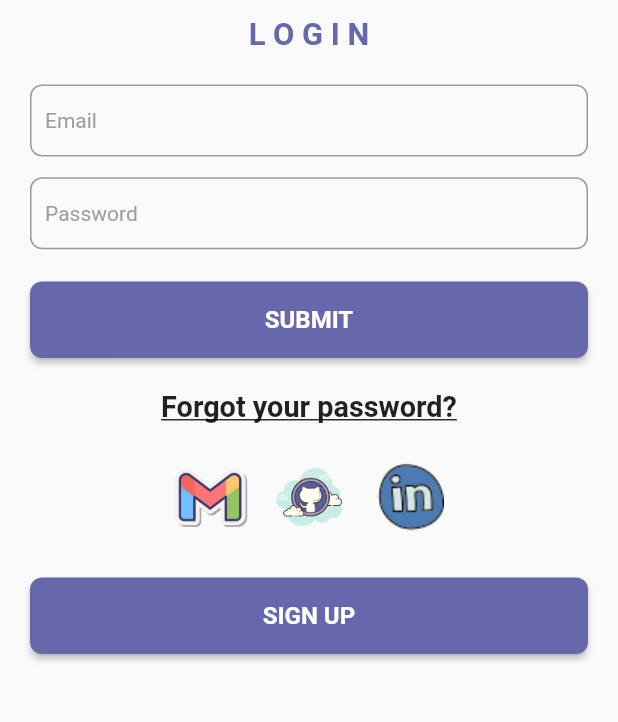
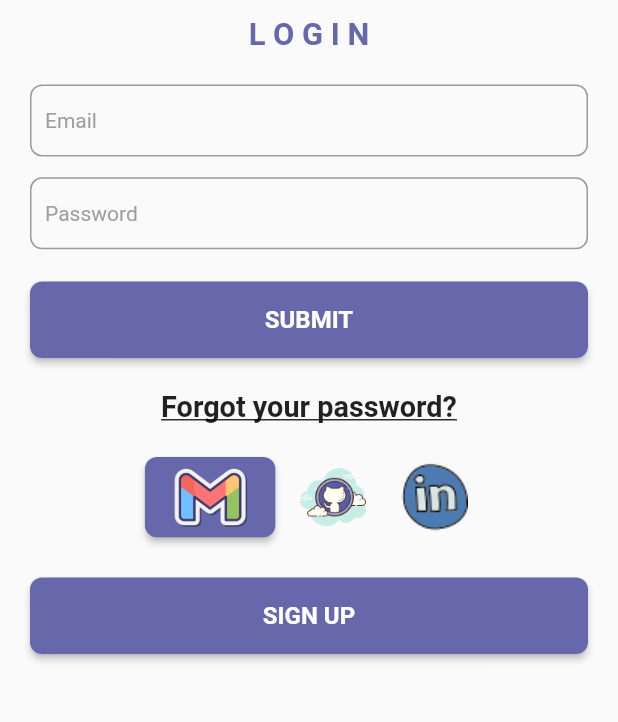
Before and after one commit to nnaaaa/DisneyChatApp, a Flutter app: the screen it shows after launch, after a tap on "LOGIN", on a phone screen of 412 x 824 dp, the part 392-1114 px from its top. Run offline on Flutter 3.47's test engine with Material 2 defaults, Android fonts, the phone set to English and light mode, and no system bars; our stand-ins replace device_preview, dio, flutter_hooks, form_validator, get, google_sign_in and 2 more; missing offline and left inert: flutter_redux_hooks, redux_toolkit; network calls fail; Roboto replaces fonts that are missing (Poppins).

Commit message:
#9 - google auth

```diff
--- /dev/null
+++ b/lib/screens/authenticate/login/google.dart
@@ -0,0 +1,35 @@
+import 'package:disneymobile/styles/responsive.dart';
+import 'package:flutter/cupertino.dart';
+import 'package:flutter/material.dart';
+import 'package:flutter/src/foundation/key.dart';
+import 'package:flutter/src/widgets/framework.dart';
+import 'package:google_sign_in/google_sign_in.dart';
+
+class GoogleAuth extends StatelessWidget {
+  GoogleAuth({Key? key}) : super(key: key);
+  final _googleSignIn = GoogleSignIn(clientId:
+  "830563548686-0bq0au45fvakc2vv2qlu235plddra3mt.apps.googleusercontent.com" );
+
+  Future<void> onGoogleAuth() async {
+    final user = await _googleSignIn.signIn();
+    print(user);
+    //   try {
+    //     await AuthAPI.googleLogin();
+    //     Navigator.of(context).pushReplacementNamed(HomeScreen.route);
+    //   } catch (error) {
+    //     print(error);
+    //   }
+  }
+
+  @override
+  Widget build(BuildContext context) {
+    return ElevatedButton(
+      onPressed: () => onGoogleAuth(),
+      child: Image.asset(
+        'assets/images/icon_gmail.png',
+        width: ResponsiveUtil.width(50),
+        height: ResponsiveUtil.height(50),
+      ),
+    );
+  }
+}
--- a/lib/screens/authenticate/login/login.dart
+++ b/lib/screens/authenticate/login/login.dart
@@ -2,6 +2,7 @@ import 'dart:developer';
 
 import 'package:disneymobile/APIs/auth.dart';
 import 'package:disneymobile/APIs/user.dart';
+import 'package:disneymobile/screens/authenticate/login/google.dart';
 import 'package:disneymobile/screens/home/home.dart' show HomeScreen;
 import 'package:disneymobile/states/rootState.dart' show RootState;
 import 'package:disneymobile/states/slices/user.dart' show AddUserAction;
@@ -159,11 +160,7 @@ class _LoginScreenState extends State<LoginScreen> {
                       Container(
                           margin:
                               EdgeInsets.only(right: ResponsiveUtil.width(10)),
-                          child: Image.asset(
-                            'assets/images/icon_gmail.png',
-                            width: ResponsiveUtil.width(50),
-                            height: ResponsiveUtil.height(50),
-                          )),
+                          child: GoogleAuth()),
                       Container(
                           margin:
                               EdgeInsets.only(right: ResponsiveUtil.width(10)),
--- a/pubspec.yaml
+++ b/pubspec.yaml
@@ -36,6 +36,9 @@ dependencies:
   cupertino_icons: ^1.0.2
   sizer: ^2.0.15
   provider: ^6.0.3
+
+  google_sign_in: ^4.0.1+3
+  get: ^4.6.5
 
 dev_dependencies:
   # responsive
```
Also changed, not shown: lib/screens/authenticate/login/login_controller.dart (added, +11 -0 lines), pubspec.lock, 3 other files.
